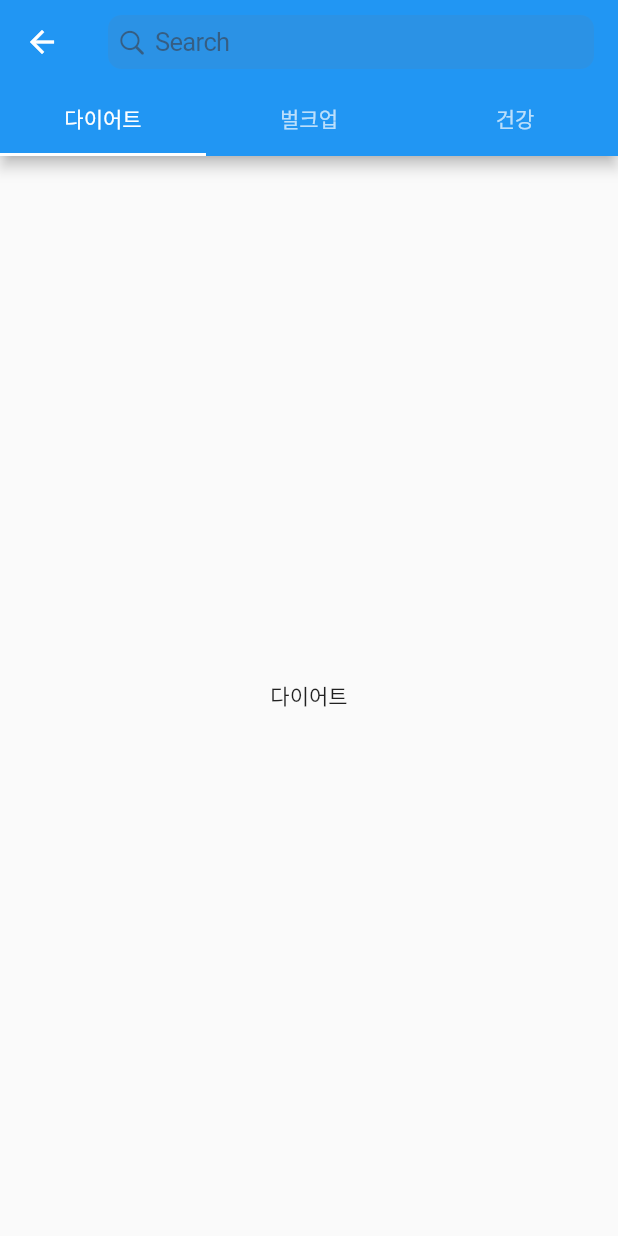
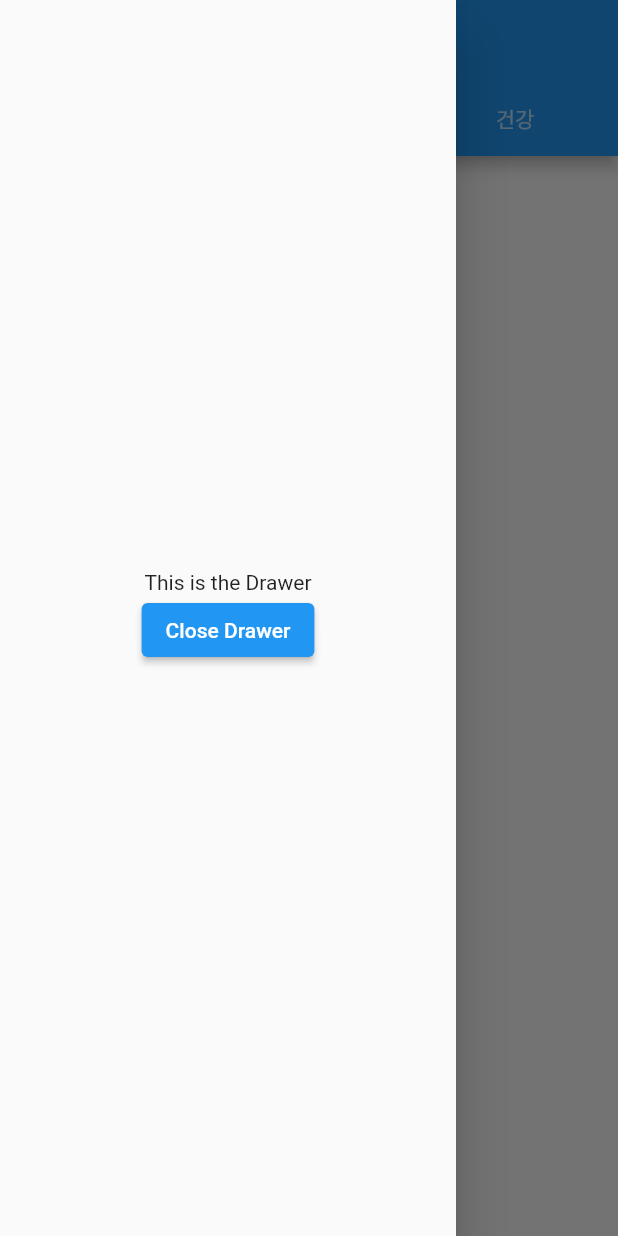
Before and after one commit to alswn2348/healfooyou_flutter, a Flutter app: the HomeScreen screen opened directly, with the side drawer open (before the commit the screen has no drawer), on a phone screen of 412 x 824 dp. Run offline on Flutter 3.47's test engine with Material 2 defaults, Android fonts, the phone set to English and light mode, and no system bars; our stand-ins replace font_awesome_flutter, go_router.

Commit message:
design : darwer property

```diff
--- a/lib/home/home_screen.dart
+++ b/lib/home/home_screen.dart
@@ -1,4 +1,3 @@
-import 'package:flutter/cupertino.dart';
 import 'package:flutter/material.dart';
 
 final tabs = ["다이어트", "벌크업", "건강"];
@@ -8,11 +7,18 @@ class HomeScreen extends StatelessWidget {
 
   @override
   Widget build(BuildContext context) {
+    final GlobalKey<ScaffoldState> scaffoldKey = GlobalKey<ScaffoldState>();
+
+    void closeDrawer() {
+      Navigator.of(context).pop();
+    }
+
     return DefaultTabController(
       length: tabs.length,
       child: Scaffold(
+        key: scaffoldKey,
         appBar: AppBar(
-          title: const CupertinoSearchTextField(),
+          title: const Text("헬푸유"),
           bottom: TabBar(
             tabs: [
               for (var tab in tabs)
@@ -30,6 +36,22 @@ class HomeScreen extends StatelessWidget {
               )
           ],
         ),
+        drawer: Drawer(
+          child: Center(
+            child: Column(
+              mainAxisAlignment: MainAxisAlignment.center,
+              children: <Widget>[
+                const Text('This is the Drawer'),
+                ElevatedButton(
+                  onPressed: closeDrawer,
+                  child: const Text('Close Drawer'),
+                ),
+              ],
+            ),
+          ),
+        ),
+        // Disable opening the drawer with a swipe gesture.
+        drawerEnableOpenDragGesture: false,
       ),
     );
   }
--- a/lib/router.dart
+++ b/lib/router.dart
@@ -6,7 +6,7 @@ import 'package:healfooyou_flutter/survey/interests_screen.dart';
 import 'package:healfooyou_flutter/survey/user_information_screen.dart';
 
 final router = GoRouter(
-  initialLocation: "/userInfo",
+  initialLocation: "/home",
   routes: [
     GoRoute(
       name: LoginScreen.routeName,
@@ -19,9 +19,9 @@ final router = GoRouter(
       builder: (context, state) => const SignUpScreen(),
     ),
     GoRoute(
-      name: Navigator.routeName,
-      path: Navigator.routeURL,
-      builder: (context, state) => const Navigator(),
+      name: MainNavigator.routeName,
+      path: MainNavigator.routeURL,
+      builder: (context, state) => const MainNavigator(),
     ),
     GoRoute(
       name: InterestsScreen.routeName,
--- a/lib/user/user_profile_screen.dart
+++ b/lib/user/user_profile_screen.dart
@@ -11,10 +11,7 @@ class UserProfileScreen extends StatelessWidget {
       appBar: AppBar(
         title: const Text(
           "마이페이지",
-          style: TextStyle(color: Colors.black),
         ),
-        elevation: 0,
-        backgroundColor: Colors.grey.shade200,
       ),
       body: Container(
         padding: const EdgeInsets.only(
```
Also changed, not shown: lib/common/main_drawer/menuDrawer.dart (added, +50 -0 lines), lib/common/main_navigation/navigator.dart (+11 -15 lines).
